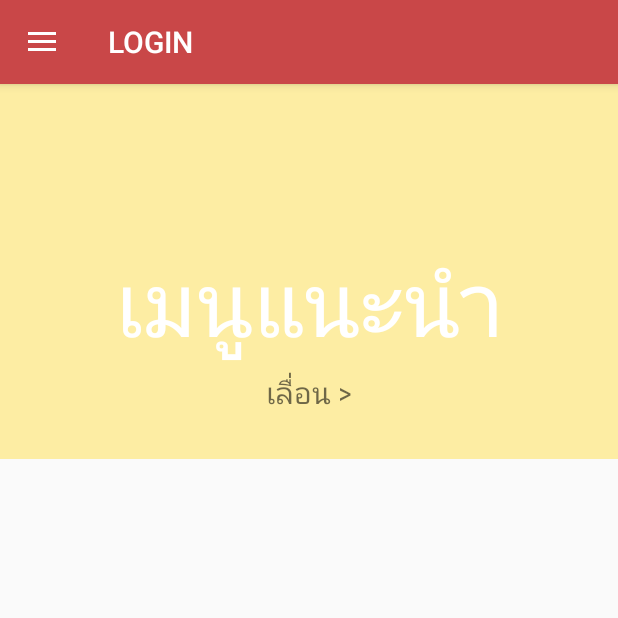
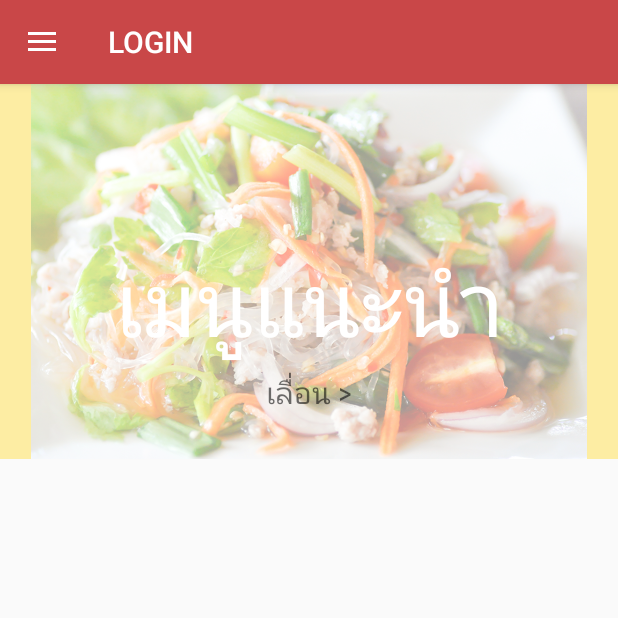
Before and after one commit to ronsaran2009/Recipe, an Android app: the ChooseMenuFragment screen opened directly, with no data from a screen before it, on a phone screen of 412 x 824 dp, the top half of it. Run offline under Robolectric (Android 15) with nearby library versions, the phone set to English and light mode, and no system bars; our stand-ins replace Firebase (no records; nobody signed in at launch, a user with empty details on screens opened directly); 3 statements that could not run were skipped.

Commit message:
แก้ เมนูแนะนำ เลือกใส่ภาพเรียบร้อย

```diff
--- a/app/src/main/java/kmitl/it/recipe/recipe/ChooseMenu/ChooseSlideAdapter.java
+++ b/app/src/main/java/kmitl/it/recipe/recipe/ChooseMenu/ChooseSlideAdapter.java
@@ -27,26 +27,26 @@ public class ChooseSlideAdapter extends PagerAdapter {
     //Array
     public int[] list_images = {
 
-            0,
+            R.drawable.cat_yum,
             R.drawable.cat_boiled,
-            R.drawable.cat_boiled,
-            R.drawable.cat_boiled
+            R.drawable.cat_baked,
+            R.drawable.cat_fastfood
     };
 
     public String[] list_title = {
 
             "เมนูแนะนำ",
-            "แกงส้ม",
-            "แกงส้ม",
-            "แกงส้ม"
+            "ต้มยำกุ้ง",
+            "กุ้งอบวุ้นเส้น",
+            "สปาเก็ตตี้"
     };
 
     public String[] list_description = {
 
             "เลื่อน >",
-            "แกงเขียวหวานนั่นแสนอร่อย",
-            "แกงเขียวหวานนั่นแสนอร่อย",
-            "แกงเขียวหวานนั่นแสนอร่อย"
+            "ต้มยำกุ้งรสเด็ด แซ็บเว่อร์",
+            "กุ้งอบวุ้นเส้น ที่เน้นกุ้งตัวใหญ่ๆ",
+            "สปาเกตตี้ น้ำซอสรสชาติเยี่ยม"
     };
 
 
```
